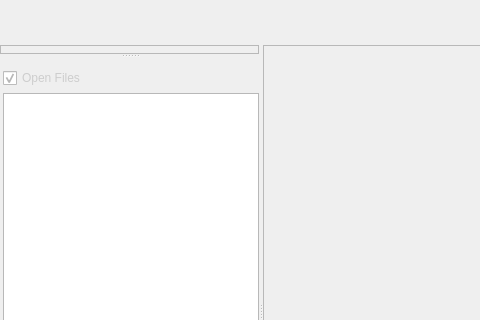
First picture: the form in gui/mainwindow.ui, repository ronpandolfi/Xi-cam, before the edit; both pictures show x 0 to 480 and y 0 to 320 of the 969 by 600 pixel window.
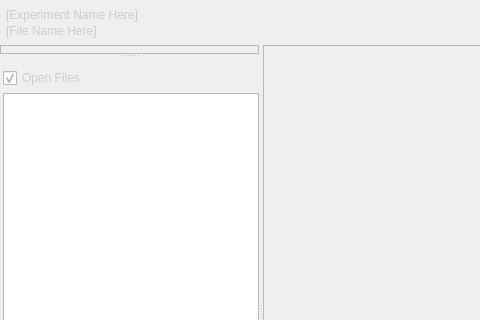
Second picture: the form after the edit. The open tabs and pages were chosen to show the change. Icons and pictures are not drawn.

Commit message: Added boolean operations icons, top-left active experiment/image labels, preparing to branch for dynamic loading,

The edit to the form file:
```diff
--- a/gui/mainwindow.ui
+++ b/gui/mainwindow.ui
@@ -260,6 +260,27 @@
                     <property name="bottomMargin">
                         <number>6</number>
         </property>
+                    <item>
+                        <layout class="QVBoxLayout" name="verticalLayout_6">
+                            <property name="spacing">
+                                <number>0</number>
+          </property>
+                            <item>
+                                <widget class="QLabel" name="label_2">
+                                    <property name="text">
+                                        <string>[Experiment Name Here]</string>
+                                    </property>
+                                </widget>
+                            </item>
+                            <item>
+                                <widget class="QLabel" name="label">
+                                    <property name="text">
+                                        <string>[File Name Here]</string>
+                                    </property>
+                                </widget>
+                            </item>
+                        </layout>
+                    </item>
                     <item>
                         <spacer name="horizontalSpacer">
                             <property name="orientation">
```
Left out of the diff: 84 changed lines with no effect on the pictures. The commit also changes 9 other files.
